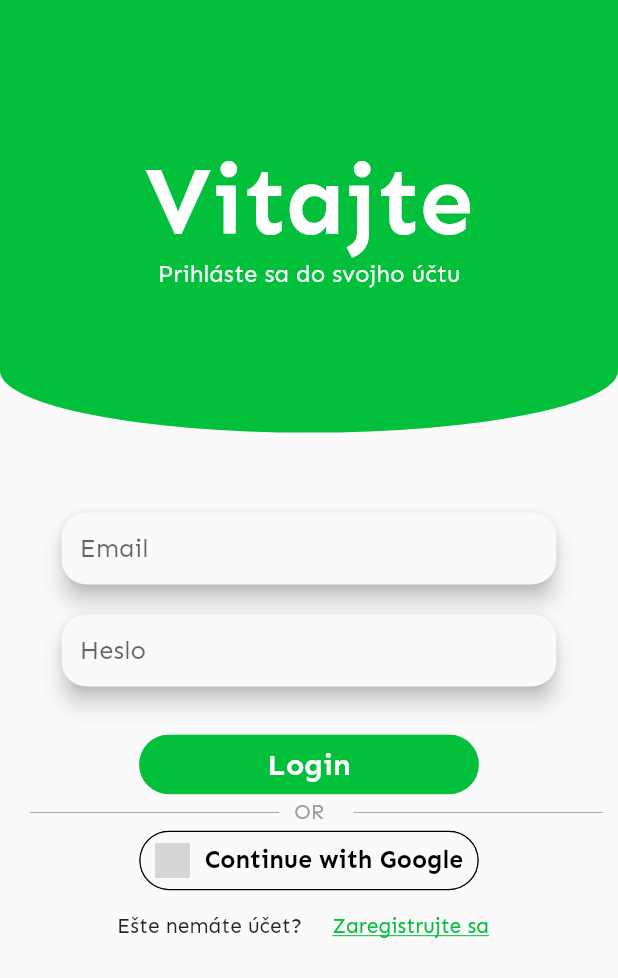
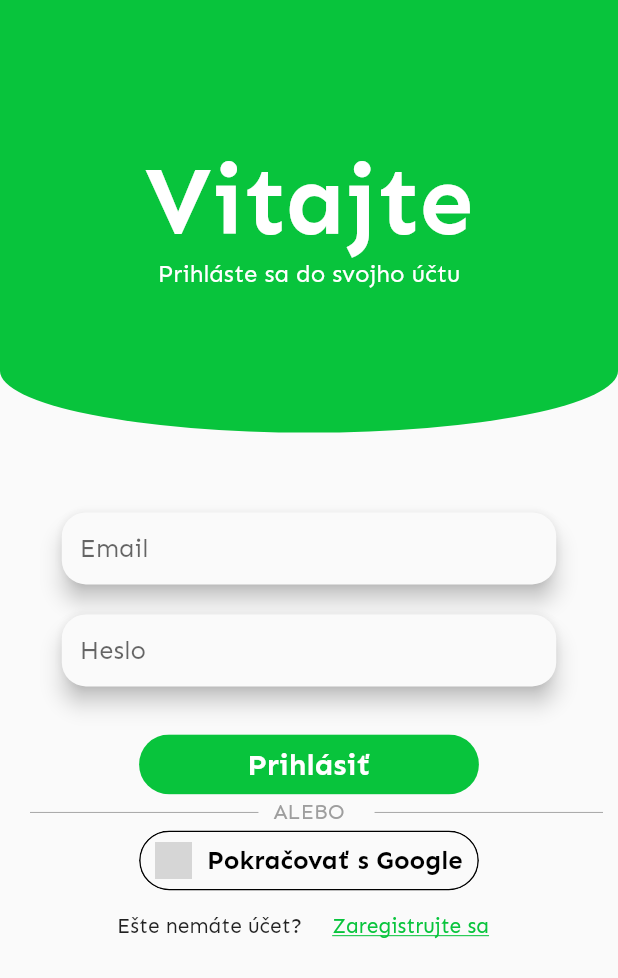
Before and after one commit to Moreplavec64/kop_spse, a Flutter app: the screen it shows after launch, on a phone screen of 412 x 824 dp. Shown: the top 978 px of the screen. Run offline on Flutter 3.47's test engine with Material 2 defaults, Android fonts, the phone set to English and light mode, and no system bars; our stand-ins replace cloud_firestore, firebase_auth, firebase_core, flutter_svg, google_sign_in, hive and 1 more; missing offline and left inert: dijkstra, encrypt, patterns_canvas; accounts and stored records are empty; grey boxes are pictures that could not be loaded.

Commit message:
(+) gramatika + prezentacia

```diff
--- a/lib/main.dart
+++ b/lib/main.dart
@@ -52,7 +52,8 @@ class MyApp extends StatelessWidget {
         debugShowCheckedModeBanner: false,
         theme: ThemeData(
           fontFamily: 'Sen',
-          primaryColor: Color.fromRGBO(3, 192, 60, 1),
+          primaryColor: Color(0xFF08C43C),
+          // primaryColor: Color.fromRGBO(3, 192, 60, 1),
           // primarySwatch: Colors.blue,
         ),
         routes: {
--- a/lib/providers/edupage.dart
+++ b/lib/providers/edupage.dart
@@ -138,7 +138,7 @@ class EduPageProvider with ChangeNotifier {
 
       if (loginResponse.headers['location']!.contains('bad')) {
         setLoginStatus = LoginStatus.LoginFailed;
-        throw Exception('Nespravne udaje!');
+        throw Exception('Nesprávne údaje!');
       }
 
       final loggedInResponse = await http.post(
--- a/lib/widgets/home_screen_widgets/tt_alert_dialog.dart
+++ b/lib/widgets/home_screen_widgets/tt_alert_dialog.dart
@@ -62,7 +62,7 @@ Future<void> showMyDialog({
               ),
               const SizedBox(height: 8),
               Text(
-                'Ucebna : ' +
+                'Učebňa : ' +
                     EduIdUtil.idToLongClassroom(
                       provider.getEduData,
                       lessonData.classroomID,
--- a/lib/widgets/login_screen_widgets/login_button.dart
+++ b/lib/widgets/login_screen_widgets/login_button.dart
@@ -20,9 +20,7 @@ class LoginButton extends StatelessWidget {
           color: Theme.of(context).primaryColor,
           child: TextButton(
             onPressed: () async => await onPressedFunction(),
-            child: true == false
-                ? CircularProgressIndicator()
-                : Text(
+            child: Text(
               labelText,
               style: TextStyle(
                   color: Colors.white,
--- a/lib/widgets/login_screen_widgets/login_button_google.dart
+++ b/lib/widgets/login_screen_widgets/login_button_google.dart
@@ -26,9 +26,7 @@ class LoginGoogleButton extends StatelessWidget {
             border: Border.all(width: 1),
             borderRadius: BorderRadius.circular(20),
           ),
-          child: true == false
-              ? Center(child: const CircularProgressIndicator())
-              : FittedBox(
+          child: FittedBox(
             fit: BoxFit.fitWidth,
             child: TextButton(
               onPressed: () async {
@@ -36,28 +34,24 @@ class LoginGoogleButton extends StatelessWidget {
                 Provider.of<EduPageProvider>(context, listen: false)
                     .setLoginStatus = LoginStatus.LoggingIn;
 
-                      final isNew = await Provider.of<AuthProvider>(context,
-                              listen: false)
+                final isNew =
+                    await Provider.of<AuthProvider>(context, listen: false)
                         .continueWithGoogle(
-                        eduProvider: Provider.of<EduPageProvider>(context,
-                            listen: false),
+                  eduProvider:
+                      Provider.of<EduPageProvider>(context, listen: false),
                 );
                 //wait for jedalen data to be fetched
                 await Provider.of<JedalenProvider>(context, listen: false)
                     .fetchJedalenData();
-                      await Provider.of<SettingsProvider>(context,
-                              listen: false)
+                await Provider.of<SettingsProvider>(context, listen: false)
                     .loadValues();
                 Provider.of<MapProvider>(context, listen: false)
-                          .loadSettingsValues(Provider.of<SettingsProvider>(
-                              context,
-                              listen: false));
+                    .loadSettingsValues(
+                        Provider.of<SettingsProvider>(context, listen: false));
                 if (isNew)
-                        navigationKey.currentState!
-                            .pushReplacementNamed('/login2');
+                  navigationKey.currentState!.pushReplacementNamed('/login2');
                 else
-                        navigationKey.currentState!
-                            .pushReplacementNamed('/home');
+                  navigationKey.currentState!.pushReplacementNamed('/home');
               },
               child: Row(
                 children: [
@@ -66,8 +60,8 @@ class LoginGoogleButton extends StatelessWidget {
                     height: (_height / 2).toDouble(),
                   ),
                   SizedBox(width: _size.width * .02),
-                        Text(
-                          'Continue with Google',
+                  const Text(
+                    'Pokračovať s Google',
                     softWrap: false,
                     style: TextStyle(
                       fontSize: 14,
--- a/lib/widgets/login_screen_widgets/login_form.dart
+++ b/lib/widgets/login_screen_widgets/login_form.dart
@@ -40,7 +40,7 @@ class _LoginFormState extends State<LoginFormBody> {
         ScaffoldMessenger.of(context).showSnackBar(
           SnackBar(
             duration: Duration(seconds: 2),
-            content: const Text('Neplatné prihlasovacie údaje do Edupage'),
+            content: const Text('Neplatné prihlasovacie údaje do EduPage'),
           ),
         );
         eduProvider.setLoginStatus = LoginStatus.LoggedOut;
@@ -109,9 +109,9 @@ class _LoginFormState extends State<LoginFormBody> {
             const SizedBox(height: 24),
             LoginButton(
               loginFunction,
-              authProvider.getLoggingIn ? 'Login' : 'Pokračovať',
+              authProvider.getLoggingIn ? 'Prihlásiť' : 'Pokračovať',
             ),
-            OrDivider(label: 'OR', height: 24),
+            OrDivider(label: 'ALEBO', height: 24),
             const LoginGoogleButton(),
             Row(
               mainAxisAlignment: MainAxisAlignment.center,
--- a/lib/widgets/login_screen_widgets/second_login_form.dart
+++ b/lib/widgets/login_screen_widgets/second_login_form.dart
@@ -132,7 +132,7 @@ class _SecondLoginFormState extends State<SecondLoginForm> {
                   ScaffoldMessenger.of(context).showSnackBar(
                     SnackBar(
                       duration: Duration(seconds: 2),
-                      content: const Text('Chyba pri prihalsovani'),
+                      content: const Text('Chyba pri prihlasovaní'),
                     ),
                   );
                   return;
--- a/lib/widgets/map_screen_widgets/search_field_widget.dart
+++ b/lib/widgets/map_screen_widgets/search_field_widget.dart
@@ -47,8 +47,8 @@ class SearchFieldButton extends StatelessWidget {
           ),
           child: Text(
             isOdkial
-                ? 'Odkial ' + provider.getOdkial
-                : 'Ciel ' + provider.getKam,
+                ? 'Odkiaľ ' + provider.getOdkial
+                : 'Cieľ ' + provider.getKam,
             style: TextStyle(
                 color: (isOdkial
                         ? provider.getOdkialDefault
```
Lines whose indentation alone changed are shown as unchanged.
